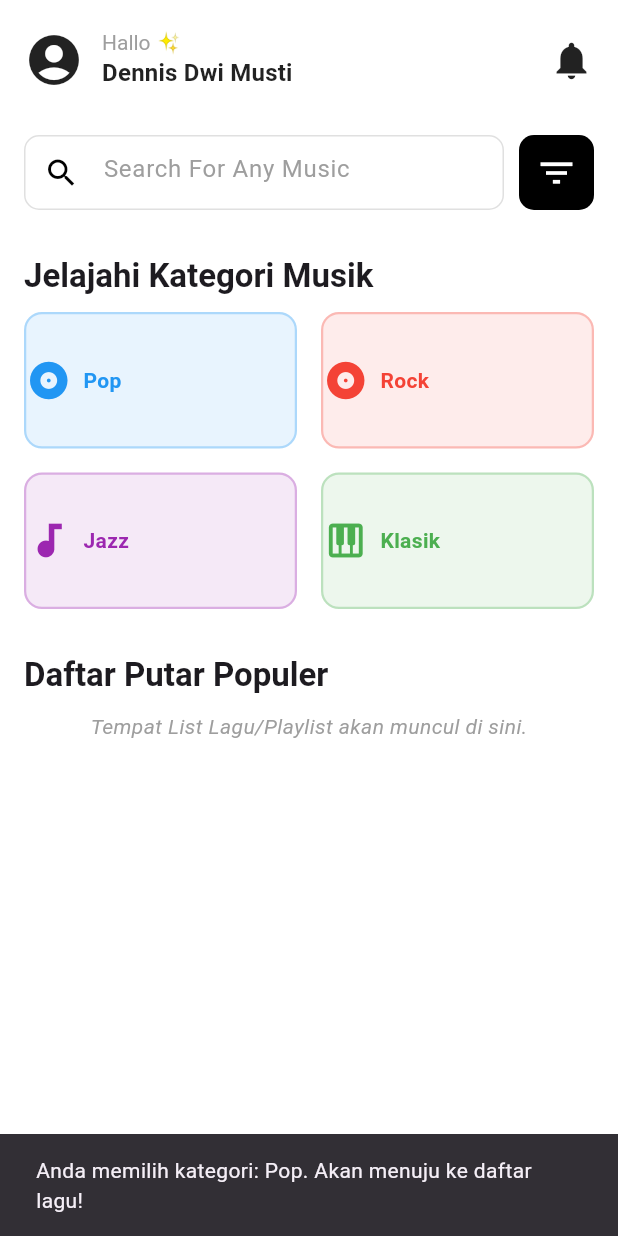
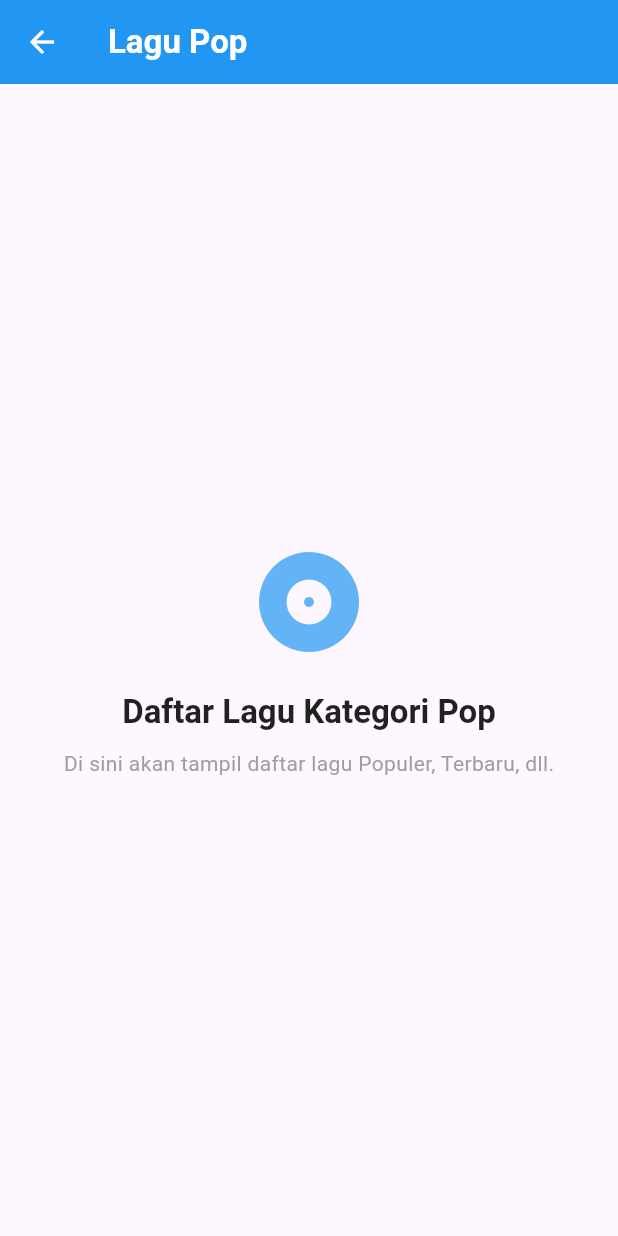
Before and after one commit to ojgrup/Musik-sc, a Flutter app: the screen it shows after launch, after a tap on "Pop", on a phone screen of 412 x 824 dp. Run offline on Flutter 3.47's test engine with Material 3 defaults, Android fonts, the phone set to English and light mode, and no system bars.

Commit message:
Update dashboard.dart

```diff
--- a/lib/dashboard.dart
+++ b/lib/dashboard.dart
@@ -18,7 +18,7 @@ class DashboardPage extends StatefulWidget {
 
 class _DashboardPageState extends State<DashboardPage> {
 
-  // Perbaikan: Daftar Kategori Musik sekarang hanya berisi 4 item
+  // Daftar Kategori Musik (hanya 4 item)
   final List<MusicCategory> _categories = const [
     MusicCategory(name: "Pop", icon: Icons.album, color: Colors.blue),
     MusicCategory(name: "Rock", icon: Icons.album, color: Colors.red),
@@ -26,8 +26,6 @@ class _DashboardPageState extends State<DashboardPage> {
     MusicCategory(name: "Klasik", icon: Icons.piano, color: Colors.green),
   ];
 
-  // Karena daftar sudah 4, kita bisa menggunakan _categories langsung
-  // atau membuat alias jika diperlukan di masa depan.
   late final List<MusicCategory> _initialCategories = _categories;
 
   @override
@@ -38,50 +36,21 @@ class _DashboardPageState extends State<DashboardPage> {
       body: CustomScrollView(
         slivers: [
           // --- 2. HEADER KUSTOM (SLIVER APP BAR) ---
+          // Catatan: SliverAppBar sekarang kosong dan hanya berfungsi sebagai padding di atas.
           SliverAppBar(
             backgroundColor: Colors.white,
             automaticallyImplyLeading: false,
             pinned: false,
-            toolbarHeight: 80,
-            title: Row(
-              mainAxisAlignment: MainAxisAlignment.spaceBetween,
-              children: [
-                Row(
-                  children: [
-                    // Icon Profil
-                    const Icon(Icons.account_circle, size: 40, color: Colors.black87),
-                    const SizedBox(width: 12),
-                    // Teks "Hallo" dan Nama
-                    Column(
-                      crossAxisAlignment: CrossAxisAlignment.start,
-                      children: [
-                        const Text(
-                          "Hallo ✨",
-                          style: TextStyle(fontSize: 14, color: Colors.grey, fontWeight: FontWeight.normal)
-                        ),
-                        Text(
-                          "Dennis Dwi Musti",
-                          style: Theme.of(context).textTheme.titleMedium?.copyWith(
-                            fontWeight: FontWeight.bold,
-                            color: Colors.black87
-                          )
-                        ),
-                      ],
-                    ),
-                  ],
-                ),
-                // Icon Notifikasi
-                const Icon(Icons.notifications, size: 30, color: Colors.black87),
-              ],
-            ),
+            toolbarHeight: 0, // Dibuat 0 untuk menghilangkan ruang yang tidak perlu
+            title: const SizedBox.shrink(), // Dikosongkan
           ),
 
           SliverList(
             delegate: SliverChildListDelegate(
               [
-                const SizedBox(height: 10),
+                const SizedBox(height: 30), // Menambahkan ruang di atas search bar
 
-                // --- 3. SEARCH BAR DAN FILTER ---
+                // --- 3. SEARCH BAR SAJA (Tombol Filter Dihapus) ---
                 Padding(
                   padding: const EdgeInsets.symmetric(horizontal: 16),
                   child: Row(
@@ -105,21 +74,7 @@ class _DashboardPageState extends State<DashboardPage> {
                           ),
                         ),
                       ),
-                      const SizedBox(width: 10),
-                      // Tombol Filter
-                      Container(
-                        width: 50,
-                        height: 50,
-                        decoration: BoxDecoration(
-                          color: Colors.black,
-                          borderRadius: BorderRadius.circular(10),
-                        ),
-                        child: const Icon(
-                          Icons.filter_list,
-                          color: Colors.white,
-                          size: 28,
-                        ),
-                      ),
+                      // Tombol Filter (Container 50x50) TELAH DIHAPUS dari sini.
                     ],
                   ),
                 ),
@@ -139,16 +94,14 @@ class _DashboardPageState extends State<DashboardPage> {
           ),
 
           // --- 5. DAFTAR KATEGORI (GRID VIEW) ---
-          // Menggantikan ListView horizontal dengan SliverGrid agar tampil 2 kolom
           SliverPadding(
             padding: const EdgeInsets.symmetric(horizontal: 16),
             sliver: SliverGrid.builder(
-              // Menentukan tata letak grid: 2 kolom
               gridDelegate: const SliverGridDelegateWithFixedCrossAxisCount(
-                crossAxisCount: 2, // 2 item per baris
-                crossAxisSpacing: 16, // Jarak horizontal
-                mainAxisSpacing: 16, // Jarak vertikal
-                childAspectRatio: 2.0, // Rasio lebar/tinggi kartu
+                crossAxisCount: 2,
+                crossAxisSpacing: 16,
+                mainAxisSpacing: 16,
+                childAspectRatio: 2.0,
               ),
               itemCount: _initialCategories.length,
               itemBuilder: (context, index) {
@@ -163,7 +116,7 @@ class _DashboardPageState extends State<DashboardPage> {
               [
                 const SizedBox(height: 30),
 
-                // --- 6. Bagian Daftar Putar Populer (Contoh Placeholder) ---
+                // --- 6. Bagian Daftar Putar Populer ---
                 Padding(
                   padding: const EdgeInsets.only(left: 16.0, bottom: 10.0),
                   child: Text(
@@ -172,7 +125,6 @@ class _DashboardPageState extends State<DashboardPage> {
                   ),
                 ),
 
-                // Tempat di mana daftar lagu/playlist akan ditampilkan
                 const Padding(
                   padding: EdgeInsets.symmetric(horizontal: 16.0),
                   child: Center(
@@ -194,7 +146,10 @@ class _DashboardPageState extends State<DashboardPage> {
 }
 
 
-// Widget untuk setiap kartu kategori
+// Catatan: CategoryCard dan CategorySongsPage tidak berubah,
+// tetapi harus ada di file Anda agar kode di atas berfungsi.
+
+// Widget untuk setiap kartu kategori (CategoryCard)
 class CategoryCard extends StatelessWidget {
   final MusicCategory category;
 
@@ -204,23 +159,26 @@ class CategoryCard extends StatelessWidget {
   Widget build(BuildContext context) {
     return InkWell(
       onTap: () {
-        ScaffoldMessenger.of(context).showSnackBar(
-          SnackBar(content: Text('Anda memilih kategori: ${category.name}. Akan menuju ke daftar lagu!'))
+        // Asumsi CategorySongsPage sudah didefinisikan di tempat lain
+        Navigator.push(
+          context,
+          MaterialPageRoute(
+            builder: (context) => CategorySongsPage(category: category),
+          ),
         );
       },
       child: Container(
-        // width dihapus karena ukuran diatur oleh SliverGrid
         decoration: BoxDecoration(
           color: category.color.withOpacity(0.1),
           borderRadius: BorderRadius.circular(12),
           border: Border.all(color: category.color.withOpacity(0.3), width: 1.5),
         ),
-        child: Row( // Menggunakan Row untuk tampilan Icon dan Text berdampingan
+        child: Row(
           mainAxisAlignment: MainAxisAlignment.center,
           children: [
             Icon(category.icon, size: 30, color: category.color),
             const SizedBox(width: 8),
-            Expanded( // Expanded untuk memastikan teks tidak meluap
+            Expanded(
               child: Text(
                 category.name,
                 style: TextStyle(
@@ -239,3 +197,45 @@ class CategoryCard extends StatelessWidget {
     );
   }
 }
+
+// Halaman Tujuan Navigasi (CategorySongsPage)
+class CategorySongsPage extends StatelessWidget {
+  final MusicCategory category;
+
+  const CategorySongsPage({super.key, required this.category});
+
+  @override
+  Widget build(BuildContext context) {
+    return Scaffold(
+      appBar: AppBar(
+        title: Text(
+          "Lagu ${category.name}",
+          style: const TextStyle(fontWeight: FontWeight.bold),
+        ),
+        backgroundColor: category.color,
+        foregroundColor: Colors.white,
+      ),
+      body: Center(
+        child: Column(
+          mainAxisAlignment: MainAxisAlignment.center,
+          children: [
+            Icon(category.icon, size: 80, color: category.color.withOpacity(0.7)),
+            const SizedBox(height: 20),
+            Text(
+              "Daftar Lagu Kategori ${category.name}",
+              style: Theme.of(context).textTheme.titleLarge?.copyWith(
+                fontWeight: FontWeight.bold,
+                color: Colors.black87,
+              ),
+            ),
+            const SizedBox(height: 10),
+            const Text(
+              "Di sini akan tampil daftar lagu Populer, Terbaru, dll.",
+              style: TextStyle(color: Colors.grey),
+            ),
+          ],
+        ),
+      ),
+    );
+  }
+}
```
